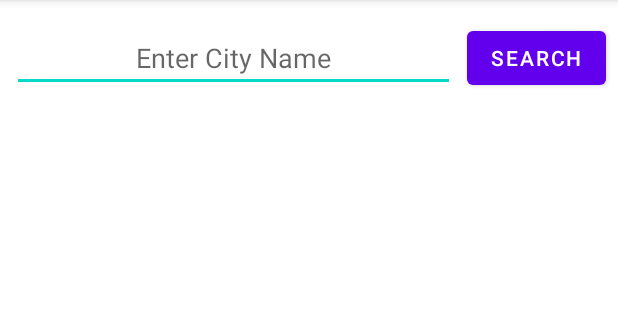
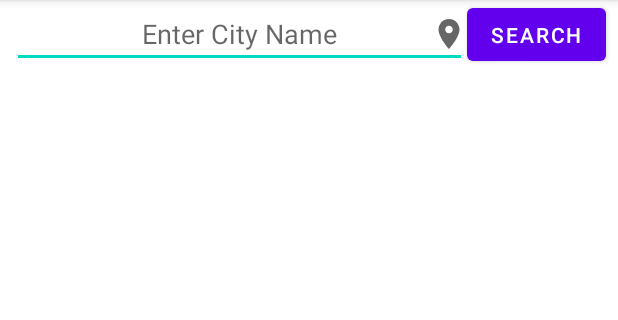
Before and after one commit to robsondmf1234/PrevisaoTempo, an Android app: the screen it shows after launch (MainActivity), on a phone screen of 412 x 824 dp, the part 84-404 px from its top. Run offline under Robolectric (Android 15) with nearby library versions, the phone set to English and light mode, and no system bars.

Commit message:
Adicionado melhorias visuais

```diff
--- a/app/src/main/java/com/example/previsodotempo/MainActivity.kt
+++ b/app/src/main/java/com/example/previsodotempo/MainActivity.kt
@@ -2,6 +2,7 @@ package com.example.previsodotempo
 
 import android.os.Bundle
 import android.util.Log
+import android.widget.Toast
 import androidx.appcompat.app.AppCompatActivity
 import androidx.core.view.isVisible
 import androidx.lifecycle.Observer
@@ -24,6 +25,9 @@ class MainActivity : AppCompatActivity() {
     }
 
     private fun setupListener() {
+        binding.iconGetLocation.setOnClickListener {
+            Toast.makeText(applicationContext,"Imagem clicada",Toast.LENGTH_SHORT).show()
+        }
         binding.btnSearch.setOnClickListener {
             searchWeatherByCityName()
             hideKeyboard()
--- /dev/null
+++ b/app/src/main/res/drawable/get_location_24.xml
@@ -0,0 +1,10 @@
+<vector xmlns:android="http://schemas.android.com/apk/res/android"
+    android:width="24dp"
+    android:height="24dp"
+    android:viewportWidth="24"
+    android:viewportHeight="24"
+    android:tint="?attr/colorControlNormal">
+  <path
+      android:fillColor="@android:color/white"
+      android:pathData="M12,8c-2.21,0 -4,1.79 -4,4s1.79,4 4,4 4,-1.79 4,-4 -1.79,-4 -4,-4zM20.94,11c-0.46,-4.17 -3.77,-7.48 -7.94,-7.94L13,1h-2v2.06C6.83,3.52 3.52,6.83 3.06,11L1,11v2h2.06c0.46,4.17 3.77,7.48 7.94,7.94L11,23h2v-2.06c4.17,-0.46 7.48,-3.77 7.94,-7.94L23,13v-2h-2.06zM12,19c-3.87,0 -7,-3.13 -7,-7s3.13,-7 7,-7 7,3.13 7,7 -3.13,7 -7,7z"/>
+</vector>
--- /dev/null
+++ b/app/src/main/res/drawable/ic_baseline_location_on_24.xml
@@ -0,0 +1,10 @@
+<vector xmlns:android="http://schemas.android.com/apk/res/android"
+    android:width="24dp"
+    android:height="24dp"
+    android:viewportWidth="24"
+    android:viewportHeight="24"
+    android:tint="?attr/colorControlNormal">
+  <path
+      android:fillColor="@android:color/white"
+      android:pathData="M12,2C8.13,2 5,5.13 5,9c0,5.25 7,13 7,13s7,-7.75 7,-13c0,-3.87 -3.13,-7 -7,-7zM12,11.5c-1.38,0 -2.5,-1.12 -2.5,-2.5s1.12,-2.5 2.5,-2.5 2.5,1.12 2.5,2.5 -1.12,2.5 -2.5,2.5z"/>
+</vector>
--- a/app/src/main/res/layout/activity_main.xml
+++ b/app/src/main/res/layout/activity_main.xml
@@ -14,19 +14,35 @@
         android:src="@drawable/nuvem"
         android:visibility="invisible" />
 
-    <EditText
-        android:id="@+id/edtCityName"
+    <androidx.constraintlayout.widget.ConstraintLayout
+        android:id="@+id/containerEditWithBtn"
         android:layout_width="0dp"
         android:layout_height="wrap_content"
-        android:layout_marginStart="8dp"
-        android:layout_marginTop="16dp"
-        android:layout_marginEnd="8dp"
-        android:gravity="center"
-        android:hint="Enter City Name"
         app:layout_constraintEnd_toStartOf="@id/btnSearch"
         app:layout_constraintStart_toStartOf="parent"
-        app:layout_constraintTop_toTopOf="parent" />
+        app:layout_constraintTop_toTopOf="parent">
 
+        <EditText
+            android:id="@+id/edtCityName"
+            android:layout_width="0dp"
+            android:layout_height="wrap_content"
+            android:layout_marginStart="8dp"
+            android:gravity="center"
+            android:hint="Enter City Name"
+            app:layout_constraintEnd_toEndOf="parent"
+            app:layout_constraintStart_toStartOf="parent"
+            app:layout_constraintTop_toTopOf="parent" />
+
+        <ImageView
+            android:id="@+id/iconGetLocation"
+            android:layout_width="wrap_content"
+            android:layout_height="wrap_content"
+            android:baselineAlignBottom="true"
+            android:src="@drawable/ic_baseline_location_on_24"
+            app:layout_constraintBottom_toBottomOf="@id/edtCityName"
+            app:layout_constraintEnd_toEndOf="parent"
+            app:layout_constraintTop_toTopOf="@id/edtCityName" />
+    </androidx.constraintlayout.widget.ConstraintLayout>
 
     <Button
         android:id="@+id/btnSearch"
@@ -34,9 +50,10 @@
         android:layout_height="wrap_content"
         android:layout_marginEnd="8dp"
         android:text="Search"
-        app:layout_constraintBottom_toBottomOf="@id/edtCityName"
+        app:layout_constraintBottom_toBottomOf="@id/containerEditWithBtn"
         app:layout_constraintEnd_toEndOf="parent"
-        app:layout_constraintTop_toTopOf="@id/edtCityName" />
+        app:layout_constraintStart_toEndOf="@id/containerEditWithBtn"
+        app:layout_constraintTop_toTopOf="parent" />
 
 
     <include
```
